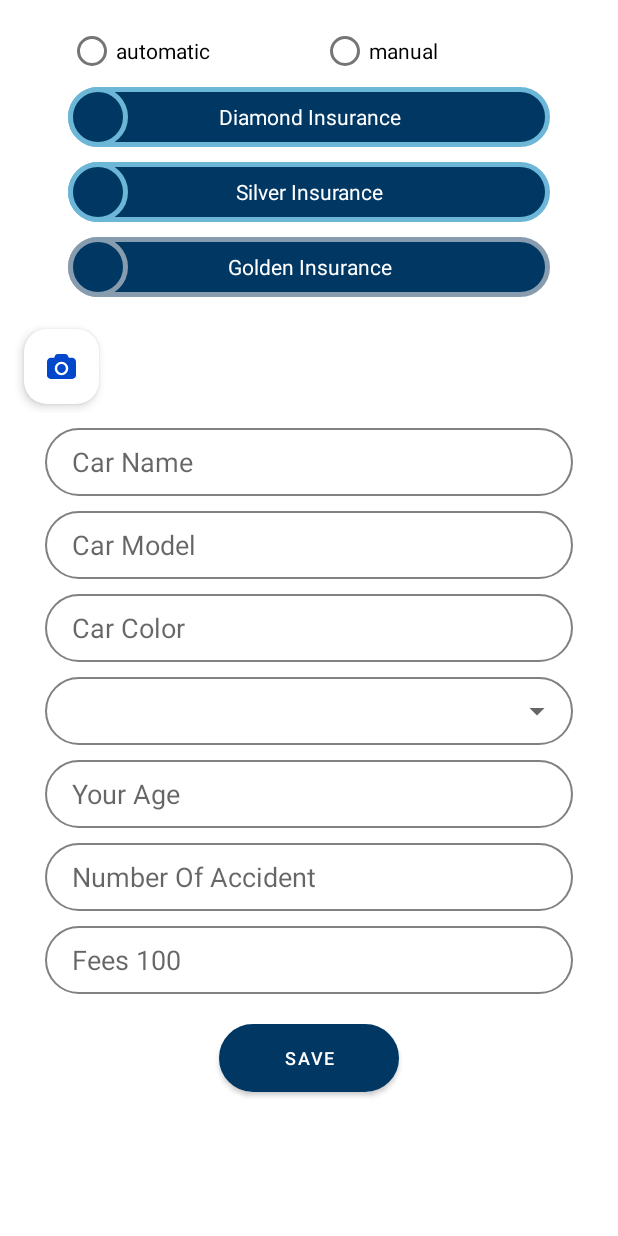
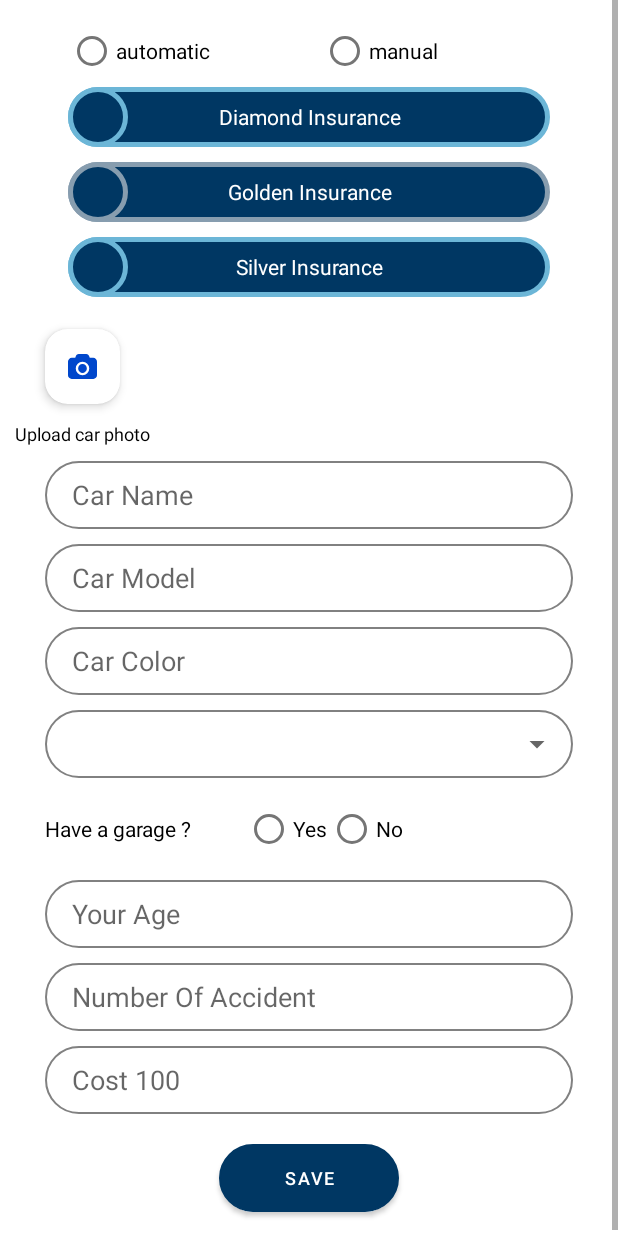
Before and after one commit to mahmoudhlal/Car-Insurance, an Android app: the layout fragment_insurance_request.xml on its own in the app's theme, with its tools: preview values and no code run, on a phone screen of 412 x 824 dp. Run offline under Robolectric (Android 15) with nearby library versions, the phone set to English and light mode, and no system bars.

Commit message:
some enhancements

```diff
--- a/app/src/main/java/com/mahmoud/carsinsurance/ui/company/adapter/OrderAdapter.kt
+++ b/app/src/main/java/com/mahmoud/carsinsurance/ui/company/adapter/OrderAdapter.kt
@@ -90,6 +90,7 @@ class  OrderAdapter() : PagedListAdapter<OrdersItem, RecyclerView.ViewHolder>(DI
         var txtCarModel: TextView = itemView.txtCarModel
         var txtInsurance: TextView = itemView.txtInsurance
         var txtInType: TextView = itemView.txtInType
+        var txtStatus: TextView = itemView.txtStatus
 
         fun bind(ordersItem: OrdersItem){
             txtUserName.text = ordersItem.userName
--- a/app/src/main/java/com/mahmoud/carsinsurance/ui/user/company/tabs/InsuranceRequestFragment.kt
+++ b/app/src/main/java/com/mahmoud/carsinsurance/ui/user/company/tabs/InsuranceRequestFragment.kt
@@ -29,7 +29,6 @@ import com.mahmoud.carsinsurance.models.GeneralResponse.Status
 import com.mahmoud.carsinsurance.models.PaymentItem
 import com.mahmoud.carsinsurance.models.location.Location
 import com.mahmoud.carsinsurance.models.location.SharedViewModel
-import com.mahmoud.carsinsurance.ui.company.SendMessage.SendMessageDialog
 import com.mahmoud.carsinsurance.ui.user.company.CompanyDetailsFragment
 import com.mahmoud.carsinsurance.ui.user.company.Payment.PaymentDialog
 import com.mahmoud.carsinsurance.ui.user.company.Payment.PaymentOnClick
--- a/app/src/main/res/layout/dialog_payment.xml
+++ b/app/src/main/res/layout/dialog_payment.xml
@@ -90,7 +90,7 @@
                 android:gravity="start|center_vertical"
                 android:padding="8dp"
                 android:enabled="false"
-                android:text="100"
+                android:text="100 KD"
                 android:hint="@string/money"
                 android:layout_weight="1"
                 android:textSize="14sp"
--- a/app/src/main/res/layout/fragment_insurance_request.xml
+++ b/app/src/main/res/layout/fragment_insurance_request.xml
@@ -80,6 +80,38 @@
 
         </RelativeLayout>
 
+        <RelativeLayout
+            android:id="@+id/relGolden"
+            android:background="@drawable/shape_gold"
+            android:layout_marginStart="35dp"
+            android:layout_marginEnd="35dp"
+            android:layout_marginBottom="10dp"
+            android:layout_width="match_parent"
+            android:layout_height="wrap_content">
+
+            <RelativeLayout
+                android:background="@drawable/shape_gold"
+                android:layout_width="wrap_content"
+                android:layout_height="wrap_content">
+                <ImageView
+                    android:id="@+id/imgGold"
+                    android:layout_width="40dp"
+                    android:layout_height="40dp"
+                    android:padding="11dp"
+                    />
+            </RelativeLayout>
+
+
+            <TextView
+                android:text="@string/golden_insurance"
+                android:layout_width="match_parent"
+                android:layout_height="40dp"
+                android:gravity="center"
+                android:textColor="@color/colorWhite"
+                />
+
+
+        </RelativeLayout>
 
         <RelativeLayout
             android:id="@+id/relSilver"
@@ -115,38 +147,7 @@
         </RelativeLayout>
 
 
-        <RelativeLayout
-            android:id="@+id/relGolden"
-            android:background="@drawable/shape_gold"
-            android:layout_marginStart="35dp"
-            android:layout_marginEnd="35dp"
-            android:layout_marginBottom="10dp"
-            android:layout_width="match_parent"
-            android:layout_height="wrap_content">
 
-            <RelativeLayout
-                android:background="@drawable/shape_gold"
-                android:layout_width="wrap_content"
-                android:layout_height="wrap_content">
-            <ImageView
-                android:id="@+id/imgGold"
-                android:layout_width="40dp"
-                android:layout_height="40dp"
-                android:padding="11dp"
-                />
-            </RelativeLayout>
-
-
-            <TextView
-                android:text="@string/golden_insurance"
-                android:layout_width="match_parent"
-                android:layout_height="40dp"
-                android:gravity="center"
-                android:textColor="@color/colorWhite"
-                />
-
-
-        </RelativeLayout>
 
         <TextView
             android:layout_marginBottom="10dp"
@@ -170,6 +171,13 @@
 
             >
 
+            <LinearLayout
+                android:layout_gravity="center_vertical"
+                android:orientation="vertical"
+                android:layout_marginEnd="10dp"
+                android:layout_width="wrap_content"
+                android:layout_height="wrap_content">
+
                 <androidx.cardview.widget.CardView
                     android:layout_width="50dp"
                     android:layout_height="50dp"
@@ -178,7 +186,7 @@
                     android:layout_margin="6dp"
                     android:id="@+id/btnAddAttachs"
                     android:layout_marginEnd="10dp"
-                android:layout_gravity="center_vertical"
+                    android:layout_gravity="center_horizontal"
                     >
 
                     <ImageView
@@ -189,6 +197,21 @@
                         />
 
                 </androidx.cardview.widget.CardView>
+
+                <TextView
+                    android:layout_width="wrap_content"
+                    android:layout_height="wrap_content"
+                    android:layout_gravity="center_horizontal"
+                    android:textSize="12sp"
+                    android:layout_marginTop="5dp"
+                    android:textColor="@color/colorBlack"
+                    android:text="Upload car photo"
+                    />
+
+
+            </LinearLayout>
+
+
 
             <androidx.recyclerview.widget.RecyclerView
                 android:layout_width="match_parent"
@@ -268,6 +291,51 @@
                 />
 
         </RelativeLayout>
+
+        <LinearLayout
+            android:layout_marginStart="20dp"
+            android:layout_width="wrap_content"
+            android:layout_height="wrap_content"
+            android:orientation="horizontal"
+            android:layout_marginTop="10dp"
+            >
+
+            <TextView
+                android:layout_width="wrap_content"
+                android:layout_height="wrap_content"
+                android:textColor="@color/colorBlack"
+                android:text="Have a garage ?"
+                android:layout_gravity="center_vertical"
+                />
+
+            <RadioGroup
+                android:layout_width="wrap_content"
+                android:layout_height="wrap_content"
+                android:orientation="horizontal"
+                android:layout_marginStart="35dp"
+                android:layout_marginEnd="35dp">
+
+                <com.google.android.material.radiobutton.MaterialRadioButton
+                    android:layout_width="wrap_content"
+                    android:layout_height="wrap_content"
+                    android:layout_weight="1"
+                    android:text="Yes"
+                    android:gravity="center_vertical"
+
+                    />
+
+                <com.google.android.material.radiobutton.MaterialRadioButton
+                    android:layout_width="wrap_content"
+                    android:layout_height="wrap_content"
+                    android:layout_weight="1"
+                    android:text="No"
+                    />
+
+
+            </RadioGroup>
+        </LinearLayout>
+
+
 
         <EditText
             android:hint="@string/your_age"
--- a/app/src/main/res/values/strings.xml
+++ b/app/src/main/res/values/strings.xml
@@ -63,7 +63,7 @@
     <string name="money">Money</string>
     <string name="confirm_pay">Confirm Pay</string>
     <string name="cvv">CVV</string>
-    <string name="feees">Fees 100</string>
+    <string name="feees">Cost 100</string>
     <string name="your_age">Your Age</string>
     <string name="NumOfAccident">Number Of Accident</string>
 
```
Also changed, not shown: app/src/main/java/com/mahmoud/carsinsurance/ui/company/OrderDetailsFragment.kt (+12 -2 lines), app/src/main/res/layout/fragment_renew_car.xml (+23 -1 lines), app/src/main/res/layout/view_user_request.xml (+15 -0 lines). Lines whose indentation alone changed are shown as unchanged.
